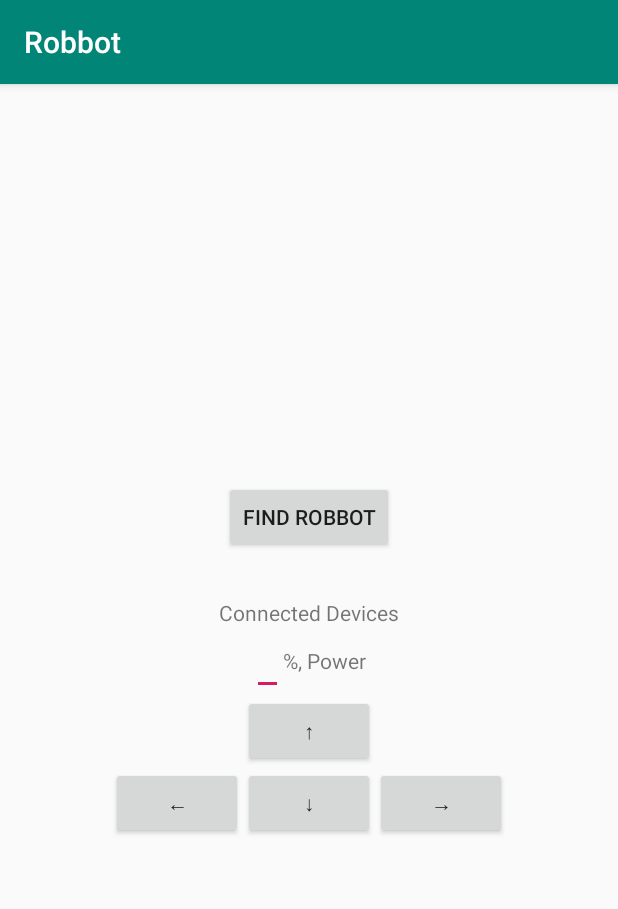
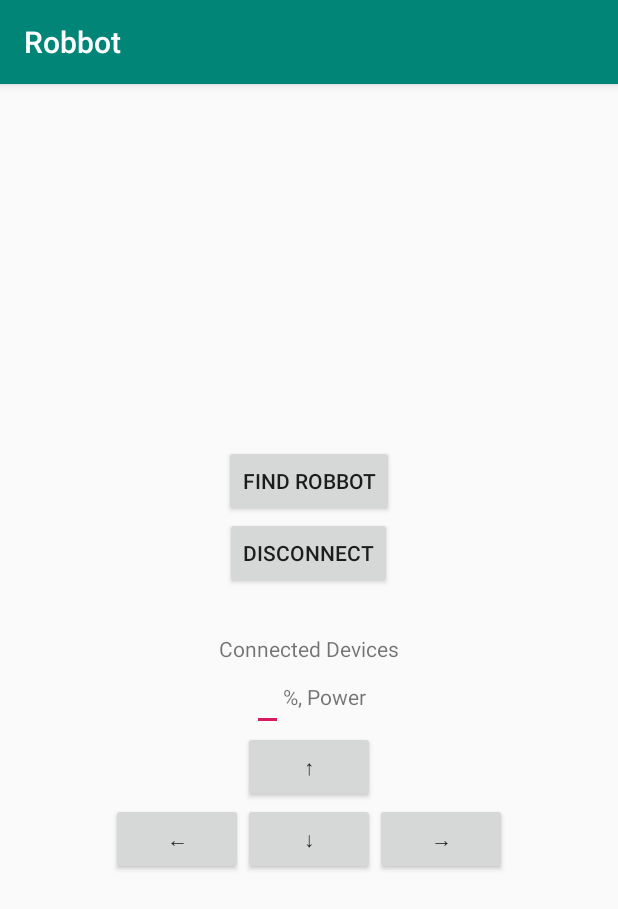
Before and after one commit to artemNasonov/Robbot_Bluetooth, an Android app: the screen it shows after launch (MainActivity), on a phone screen of 412 x 824 dp. Shown: the top 909 px of the screen. Run offline under Robolectric (Android 15) with nearby library versions, the phone set to English and light mode, and no system bars.

Commit message:
Added Disconnect Button

```diff
--- a/app/src/main/java/com/example/robbot/MainActivity.java
+++ b/app/src/main/java/com/example/robbot/MainActivity.java
@@ -28,6 +28,7 @@ public class MainActivity extends AppCompatActivity {
     private Button button_down;
     private Button button_left;
     private Button button_right;
+    private Button disconnect;
 
     ArrayAdapter<String> pairedDevicesArrayAdapter;
 
@@ -86,6 +87,7 @@ public class MainActivity extends AppCompatActivity {
     @SuppressLint("HandlerLeak")
     private void initButtonsAndOther(){
         find_robbot = findViewById(R.id.find_robbot);
+        disconnect = findViewById(R.id.disconnect);
         button_up = findViewById(R.id.up_button);
         button_down = findViewById(R.id.down_button);
         button_left = findViewById(R.id.left_button);
@@ -116,10 +118,17 @@ public class MainActivity extends AppCompatActivity {
                 }
             }
         });
+        disconnect.setOnClickListener(new View.OnClickListener() {
+            @Override
+            public void onClick(View v) {
+                if(bluetoothConnectThread!=null) bluetoothConnectThread.cancel();
+            }
+        });
         button_down.setOnClickListener(new View.OnClickListener() {
             @SuppressLint("DefaultLocale")
             @Override
             public void onClick(View v) {
+//                Toast.makeText(MainActivity.this, "Down", Toast.LENGTH_LONG).show();
                 if(String.valueOf(editText.getText()).equals("")) return;
                 power = Double.parseDouble(String.valueOf(editText.getText()))*0.01;
                 if(power==0){
@@ -157,7 +166,7 @@ public class MainActivity extends AppCompatActivity {
             @Override
             public void onClick(View v) {
                 if(String.valueOf(editText.getText()).equals("")) return;
-                power = Double.parseDouble(String.valueOf(editText.getText()))*0.01;
+                power = Double.parseDouble(String.valueOf(editText.getText()))*0.005;
                 if(power==0){
                     write("C 0 0");
                     return;
--- a/app/src/main/res/layout/activity_main.xml
+++ b/app/src/main/res/layout/activity_main.xml
@@ -10,7 +10,11 @@
         android:layout_width="wrap_content"
         android:layout_height="wrap_content"
         android:text="@string/find_robbot" />
-
+    <Button
+        android:layout_width="wrap_content"
+        android:layout_height="wrap_content"
+        android:id="@+id/disconnect"
+        android:text="@string/disconnect"/>
     <ListView
         android:id="@+id/pairedlist"
         android:layout_width="wrap_content"
--- a/app/src/main/res/values/strings.xml
+++ b/app/src/main/res/values/strings.xml
@@ -7,4 +7,5 @@
     <string name="go_back">↓</string>
     <string name="go_right">→</string>
     <string name="go_left">←</string>
+    <string name="disconnect">Disconnect</string>
 </resources>
```
